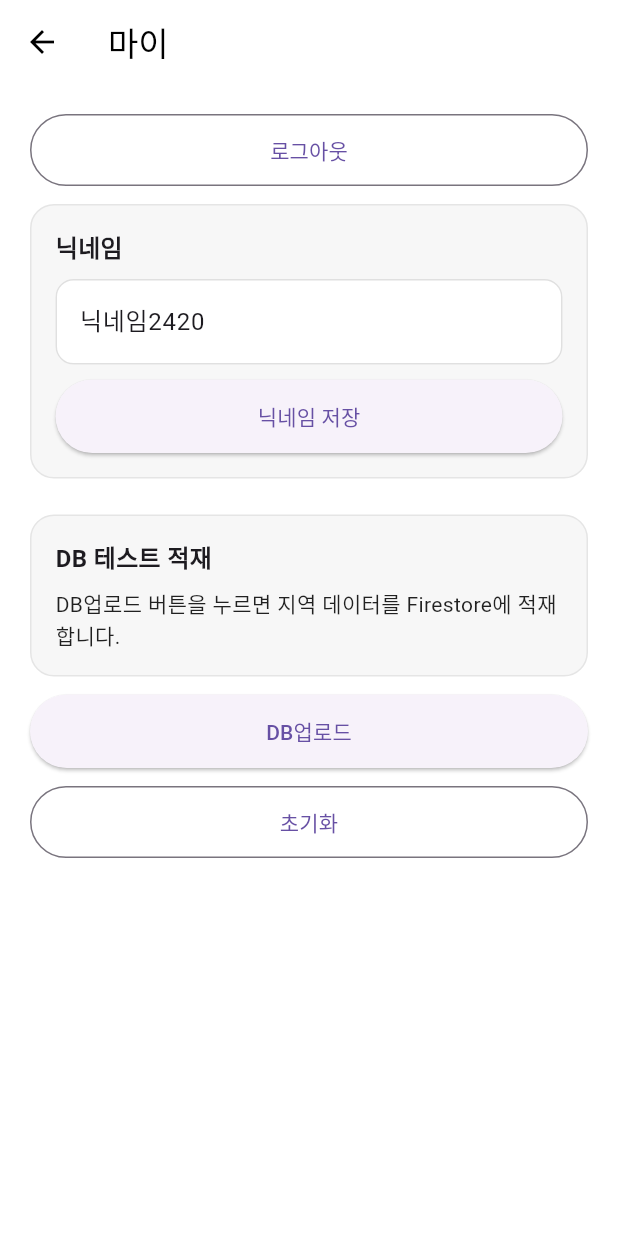
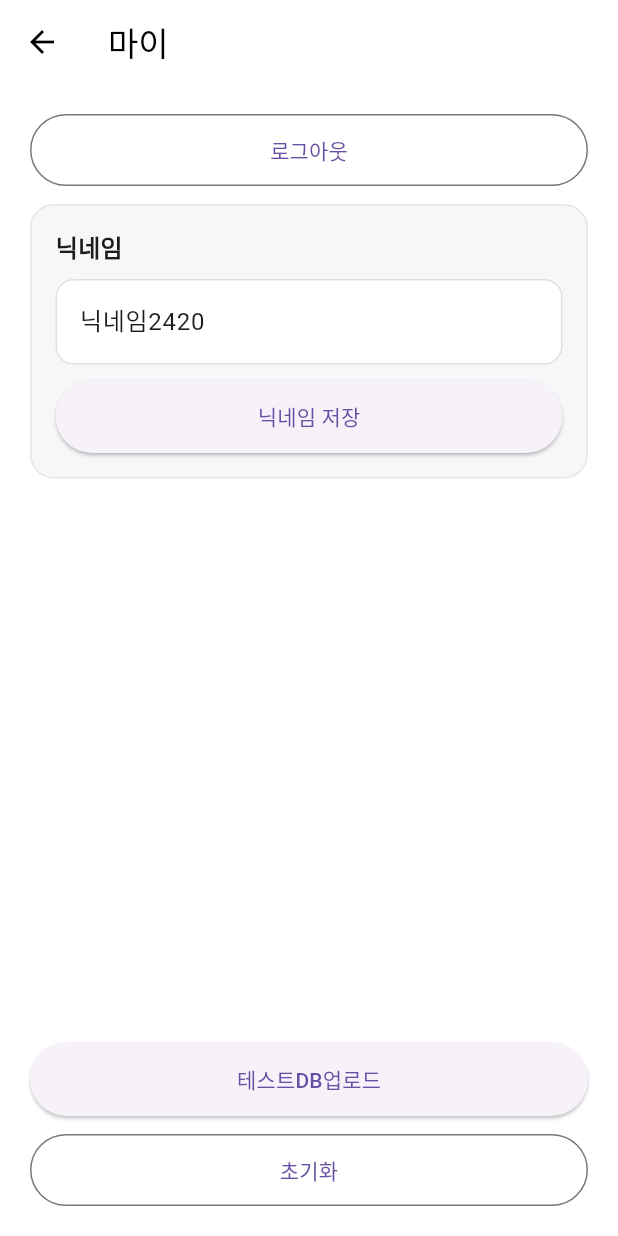
Before and after one commit to ReturnZZero/return0, a Flutter app: the MyPage screen opened directly, on a phone screen of 412 x 824 dp. Run offline on Flutter 3.47's test engine with Material 3 defaults, Android fonts, the phone set to English and light mode, and no system bars; our stand-ins replace cloud_firestore, firebase_auth, firebase_core, geolocator, google_maps_flutter, image_picker and 1 more; accounts and stored records are empty.

Commit message:
마이 화면 ui 수정

```diff
--- a/26-1 GROWTH/lib/features/my/my_page.dart
+++ b/26-1 GROWTH/lib/features/my/my_page.dart
@@ -271,8 +271,24 @@ class _MyPageState extends State<MyPage> {
         behavior: HitTestBehavior.translucent,
         onTap: () => FocusScope.of(context).unfocus(),
         child: SafeArea(
-          child: SingleChildScrollView(
-            padding: const EdgeInsets.all(20),
+          child: LayoutBuilder(
+            builder: (context, constraints) {
+              const horizontalPadding = 20.0;
+              const topPadding = 20.0;
+              const bottomPadding = 20.0;
+              final contentMinHeight =
+                  constraints.maxHeight - topPadding - bottomPadding;
+
+              return SingleChildScrollView(
+                padding: const EdgeInsets.fromLTRB(
+                  horizontalPadding,
+                  topPadding,
+                  horizontalPadding,
+                  bottomPadding,
+                ),
+                child: ConstrainedBox(
+                  constraints: BoxConstraints(minHeight: contentMinHeight),
+                  child: IntrinsicHeight(
                     child: Column(
                       crossAxisAlignment: CrossAxisAlignment.stretch,
                       children: [
@@ -304,7 +320,8 @@ class _MyPageState extends State<MyPage> {
                               const SizedBox(height: 10),
                               TextField(
                                 controller: _nicknameController,
-                        enabled: !_isLoadingNickname && !_isSavingNickname,
+                                enabled:
+                                    !_isLoadingNickname && !_isSavingNickname,
                                 decoration: InputDecoration(
                                   hintText: _isLoadingNickname
                                       ? '불러오는 중...'
@@ -329,58 +346,24 @@ class _MyPageState extends State<MyPage> {
                               SizedBox(
                                 width: double.infinity,
                                 child: ElevatedButton(
-                          onPressed: _isLoadingNickname || _isSavingNickname
+                                  onPressed:
+                                      _isLoadingNickname || _isSavingNickname
                                       ? null
                                       : _saveNickname,
                                   style: ElevatedButton.styleFrom(
-                            padding: const EdgeInsets.symmetric(vertical: 14),
+                                    padding: const EdgeInsets.symmetric(
+                                      vertical: 14,
                                     ),
-                          child: Text(_isSavingNickname ? '저장 중...' : '닉네임 저장'),
+                                  ),
+                                  child: Text(
+                                    _isSavingNickname ? '저장 중...' : '닉네임 저장',
+                                  ),
                                 ),
                               ),
                             ],
                           ),
                         ),
-                const SizedBox(height: 24),
-                Container(
-                  padding: const EdgeInsets.all(16),
-                  decoration: BoxDecoration(
-                    color: const Color(0xFFF7F7F7),
-                    borderRadius: BorderRadius.circular(16),
-                    border: Border.all(color: const Color(0xFFE5E5E5)),
-                  ),
-                  child: Column(
-                    crossAxisAlignment: CrossAxisAlignment.start,
-                    children: [
-                      const Text(
-                        'DB 테스트 적재',
-                        style: TextStyle(
-                          fontSize: 16,
-                          fontWeight: FontWeight.w700,
-                        ),
-                      ),
-                      const SizedBox(height: 8),
-                      Text(
-                        _seedStatus,
-                        style: const TextStyle(
-                          color: Colors.black87,
-                          height: 1.4,
-                        ),
-                      ),
-                      if (_lastResult != null) ...[
-                        const SizedBox(height: 12),
-                        Text(
-                          '지역 ${_lastResult!.regionCount}개, 조회 ${_lastResult!.fetchedCount}건, 저장 ${_lastResult!.savedCount}건',
-                          style: const TextStyle(
-                            color: Colors.black54,
-                            fontSize: 13,
-                          ),
-                        ),
-                      ],
-                    ],
-                  ),
-                ),
-                const SizedBox(height: 12),
+                        const Spacer(),
                         ElevatedButton(
                           onPressed:
                               _isSeeding ||
@@ -398,13 +381,16 @@ class _MyPageState extends State<MyPage> {
                                 : _isSeeding
                                 ? '적재 중...'
                                 : _hasSeededTourPlaces
-                        ? '이미 적재됨'
-                        : 'DB업로드',
+                                ? '테스트DB업로드 완료'
+                                : '테스트DB업로드',
                           ),
                         ),
                         const SizedBox(height: 12),
                         OutlinedButton(
-                  onPressed: _isSeeding || _isResetting || _isCheckingTourPlaces
+                          onPressed:
+                              _isSeeding ||
+                                  _isResetting ||
+                                  _isCheckingTourPlaces
                               ? null
                               : _resetTourPlaces,
                           style: OutlinedButton.styleFrom(
@@ -412,9 +398,12 @@ class _MyPageState extends State<MyPage> {
                           ),
                           child: Text(_isResetting ? '초기화 중...' : '초기화'),
                         ),
-                const SizedBox(height: 12),
                       ],
                     ),
+                  ),
+                ),
+              );
+            },
           ),
         ),
       ),
```
Lines whose indentation alone changed are shown as unchanged.
